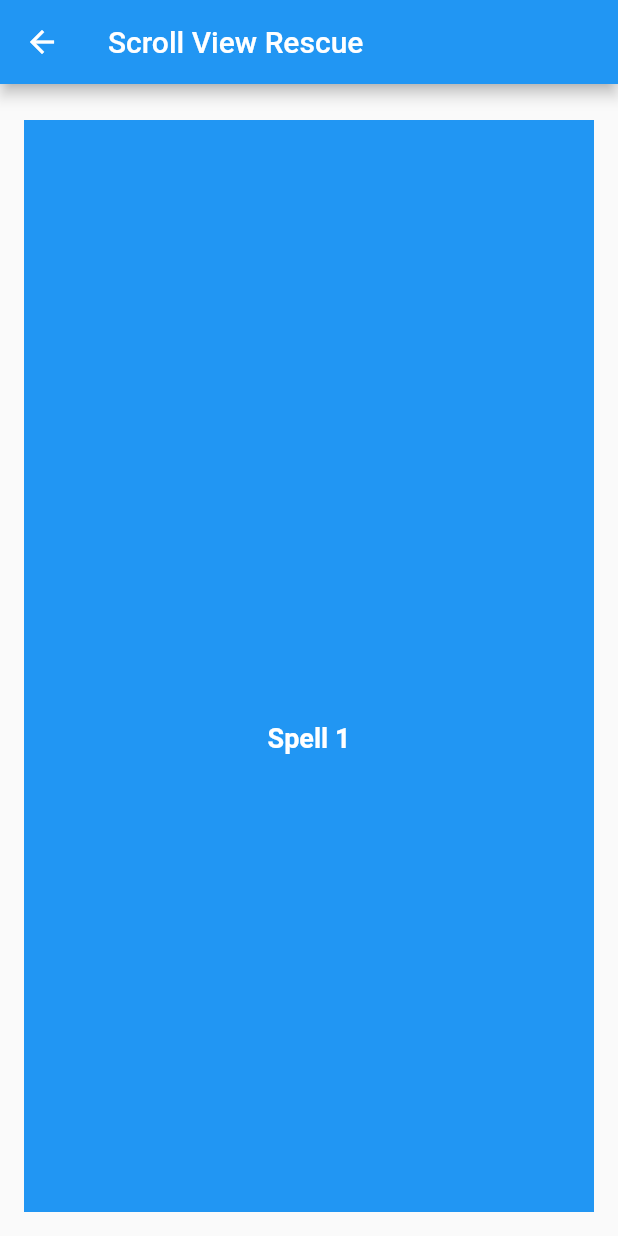
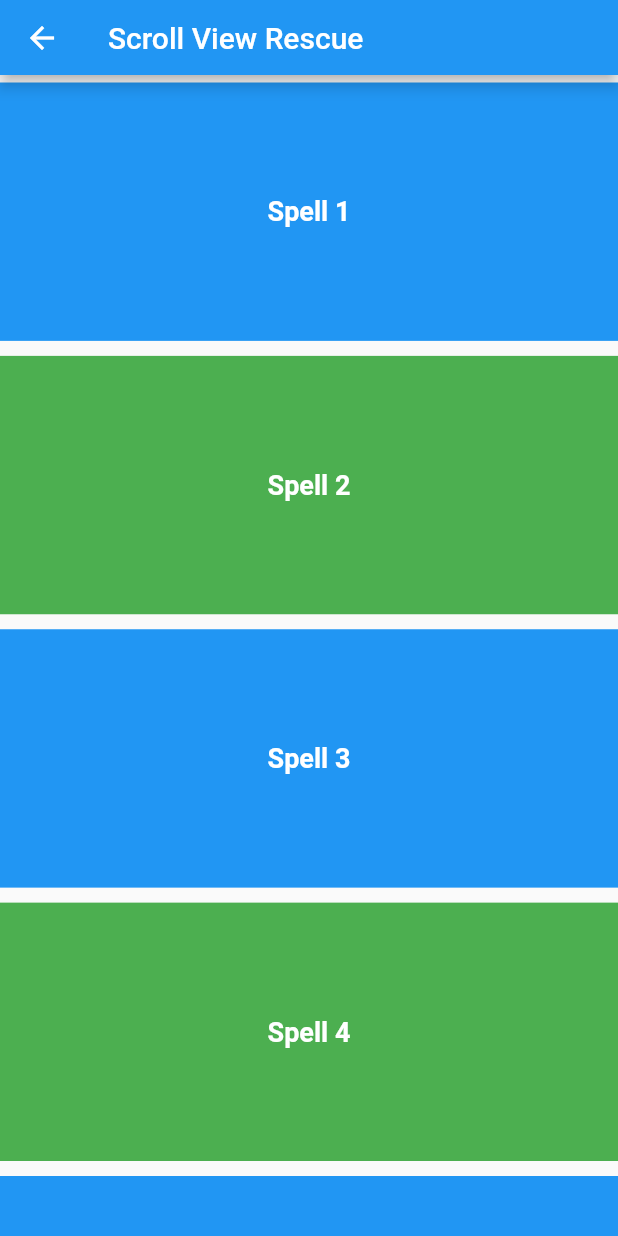
Before and after one commit to develonursahin/neon_apps_academy, a Flutter app: the ScrollScreen screen opened directly, on a phone screen of 412 x 824 dp. Run offline on Flutter 3.47's test engine with Material 2 defaults, Android fonts, the phone set to English and light mode, and no system bars; our stand-ins replace carousel_slider, charts_flutter, flutter_rating_bar, image_picker, shared_preferences; missing offline and left inert: flutter_shake_animated; accounts and stored records are empty; network calls fail.

Commit message:
fix: Scroll View, TextField View, Grid View

```diff
--- a/4- UI Widgets/ui_widgets_app/lib/views/scroll_view.dart
+++ b/4- UI Widgets/ui_widgets_app/lib/views/scroll_view.dart
@@ -1,23 +1,69 @@
 import 'package:flutter/material.dart';
 
-class ScrollScreen extends StatelessWidget {
-  const ScrollScreen({Key? key});
+class ScrollScreen extends StatefulWidget {
+  const ScrollScreen({Key? key}) : super(key: key);
+  @override
+  State<ScrollScreen> createState() => _ScrollScreenState();
+}
+
+class _ScrollScreenState extends State<ScrollScreen> {
+  List<String> data = [
+    'Spell 1',
+    'Spell 2',
+    'Spell 3',
+    'Spell 4',
+  ];
+
+  ScrollController _scrollController = ScrollController();
+  bool isEndOfList = false;
+  @override
+  void initState() {
+    super.initState();
+    _scrollController = ScrollController();
+    _scrollController.addListener(_scrollListener);
+  }
+
+  @override
+  void dispose() {
+    _scrollController.removeListener(_scrollListener);
+    _scrollController.dispose();
+    super.dispose();
+  }
+
+  void _scrollListener() {
+    if (_scrollController.offset >=
+            _scrollController.position.maxScrollExtent &&
+        !_scrollController.position.outOfRange) {
+      setState(() {
+        isEndOfList = true;
+      });
+    }
+  }
+
+  void loadMoreData() {
+    if (data.length >= 8) return;
+    List<String> newItems = ['Spell 5', 'Spell 6', 'Spell 7', 'Spell 8'];
+
+    WidgetsBinding.instance.addPostFrameCallback((_) {
+      setState(() {
+        data.addAll(newItems);
+        isEndOfList = false;
+      });
+    });
+  }
 
   @override
   Widget build(BuildContext context) {
+    final containerHeight = MediaQuery.of(context).size.height - 135;
+
     return Scaffold(
       appBar: AppBar(
+        toolbarHeight: 50,
         title: const Text('Scroll View Rescue'),
       ),
-      body: Container(
-        padding: const EdgeInsets.all(16),
-        child: SingleChildScrollView(
-          child: Column(
-            children: [
-              Container(
-                height: MediaQuery.of(context).size.height * 2,
-                child: ListView.builder(
-                  itemCount: 8,
+      body: ListView.builder(
+        controller: _scrollController,
+        itemCount: data.length + 1,
         itemBuilder: (context, index) {
           Color color;
           if (index % 2 == 0) {
@@ -25,27 +71,43 @@ class ScrollScreen extends StatelessWidget {
           } else {
             color = Colors.green;
           }
-                    return Container(
-                      height: MediaQuery.of(context).size.height,
+          if (index == data.length) {
+            if (isEndOfList) {
+              return const Padding(
+                padding: EdgeInsets.all(40.0),
+                child: Center(
+                  child: Text(
+                    'End of List',
+                    style: TextStyle(fontSize: 18),
+                  ),
+                ),
+              );
+            } else {
+              loadMoreData();
+              return const CircularProgressIndicator();
+            }
+          } else {
+            return Column(
+              children: [
+                Container(
+                  height: containerHeight * 0.25,
                   color: color,
-                      margin: const EdgeInsets.symmetric(vertical: 8),
+                  margin: const EdgeInsets.symmetric(vertical: 5),
                   child: Center(
                     child: Text(
                       'Spell ${index + 1}',
-                          style: TextStyle(
+                      style: const TextStyle(
                         color: Colors.white,
                         fontSize: 18,
                         fontWeight: FontWeight.bold,
                       ),
                     ),
                   ),
-                    );
-                  },
-                ),
                 ),
               ],
-          ),
-        ),
+            );
+          }
+        },
       ),
     );
   }
```
Also changed, not shown: 4- UI Widgets/ui_widgets_app/lib/main.dart (+10 -7 lines), 4- UI Widgets/ui_widgets_app/lib/views/grid_view.dart (+10 -2 lines), 4- UI Widgets/ui_widgets_app/lib/views/textfield_view.dart (+12 -12 lines). Lines whose indentation alone changed are shown as unchanged.
